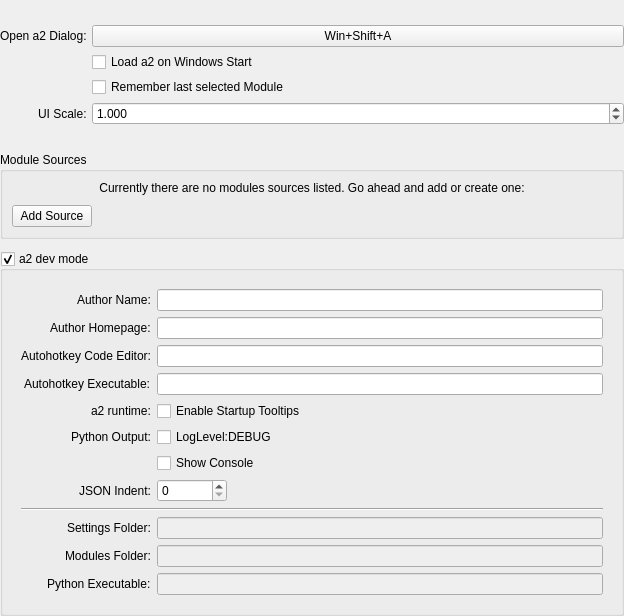
Qt form ui/a2widget/a2settings_view.ui (ewerybody/a2) before a commit.
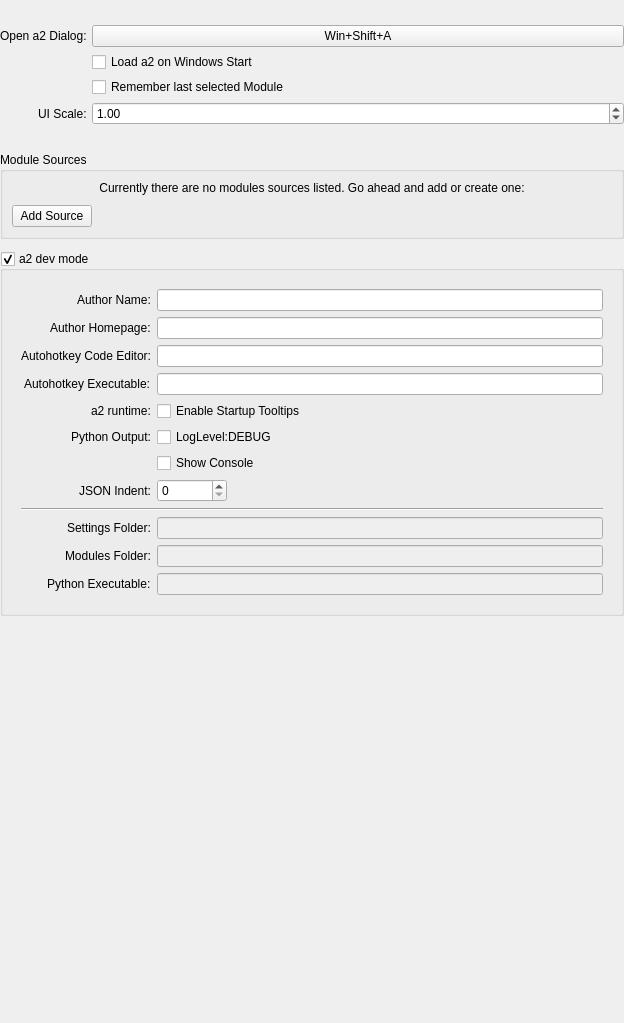
The same form after that commit. Custom widgets are drawn as their Qt base class.

```diff
--- a/ui/a2widget/a2settings_view.ui
+++ b/ui/a2widget/a2settings_view.ui
@@ -7,7 +7,7 @@
     <x>0</x>
     <y>0</y>
     <width>624</width>
-    <height>615</height>
+    <height>1023</height>
    </rect>
   </property>
   <property name="windowTitle">
@@ -74,7 +74,7 @@
      <item row="3" column="1">
       <widget class="A2Slider" name="ui_scale_slider">
        <property name="decimals">
-        <number>3</number>
+        <number>2</number>
        </property>
        <property name="minimum">
         <double>0.300000000000000</double>
```
